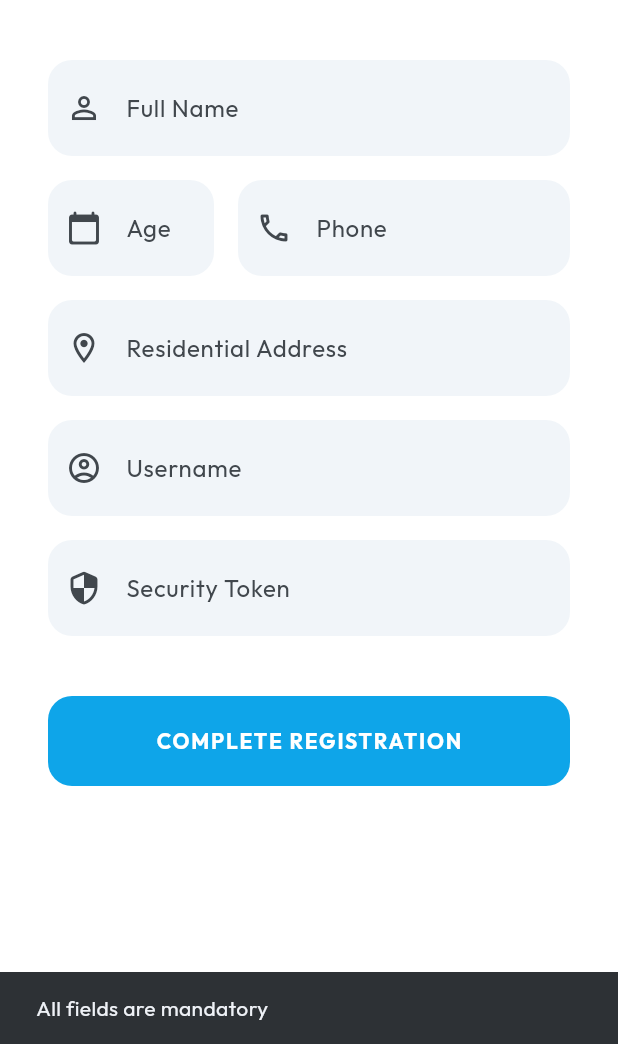
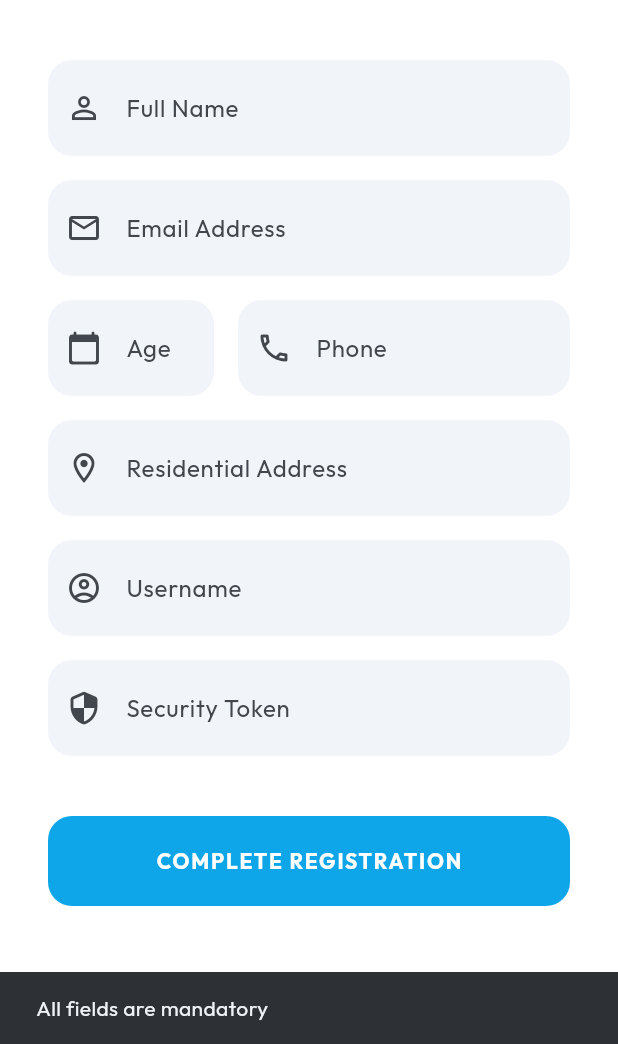
Before and after one commit to chandana-builds/MediVerse-web-frontend, a Flutter app: the RegisterScreen screen opened directly, after a tap on "COMPLETE REGISTRATION", on a phone screen of 412 x 824 dp, the part 192-1236 px from its top. Run offline on Flutter 3.47's test engine with Material 3 defaults, Android fonts, the phone set to English and light mode, and no system bars; our stand-ins replace dio, google_fonts.

Commit message:
feat: added email field to registration

```diff
--- a/flutter_app/lib/screens/register_screen.dart
+++ b/flutter_app/lib/screens/register_screen.dart
@@ -11,6 +11,7 @@ class RegisterScreen extends StatefulWidget {
 
 class _RegisterScreenState extends State<RegisterScreen> {
   final _nameController = TextEditingController();
+  final _emailController = TextEditingController();
   final _ageController = TextEditingController();
   final _phoneController = TextEditingController();
   final _addressController = TextEditingController();
@@ -20,6 +21,7 @@ class _RegisterScreenState extends State<RegisterScreen> {
 
   void _register() async {
     if (_nameController.text.isEmpty ||
+        _emailController.text.isEmpty ||
         _ageController.text.isEmpty ||
         _phoneController.text.isEmpty ||
         _addressController.text.isEmpty ||
@@ -37,6 +39,7 @@ class _RegisterScreenState extends State<RegisterScreen> {
       final apiService = Provider.of<ApiService>(context, listen: false);
       final result = await apiService.registerPatient({
         'name': _nameController.text.trim(),
+        'email': _emailController.text.trim(),
         'age': int.parse(_ageController.text),
         'phone': _phoneController.text.trim(),
         'address': _addressController.text.trim(),
@@ -82,6 +85,8 @@ class _RegisterScreenState extends State<RegisterScreen> {
             ),
             const SizedBox(height: 40),
             _buildField(Icons.person_outline, 'Full Name', _nameController),
+            const SizedBox(height: 16),
+            _buildField(Icons.email_outlined, 'Email Address', _emailController, type: TextInputType.emailAddress),
             const SizedBox(height: 16),
             Row(
               children: [
```
